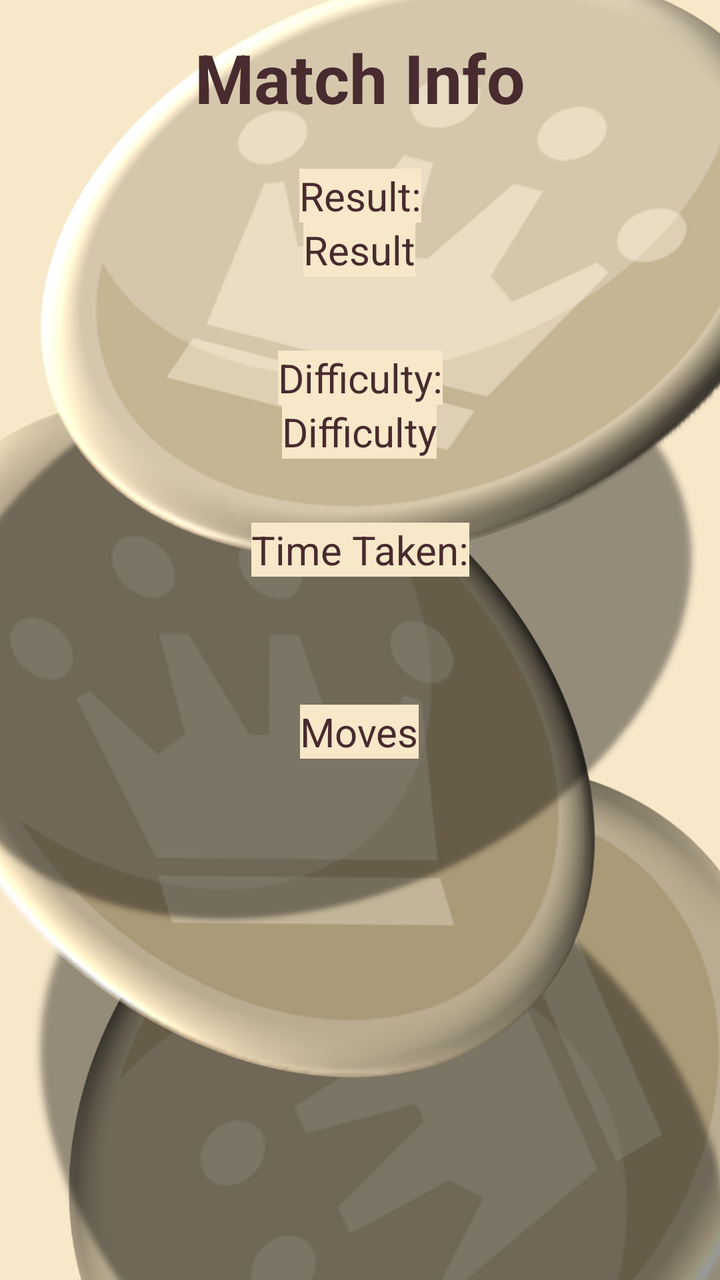
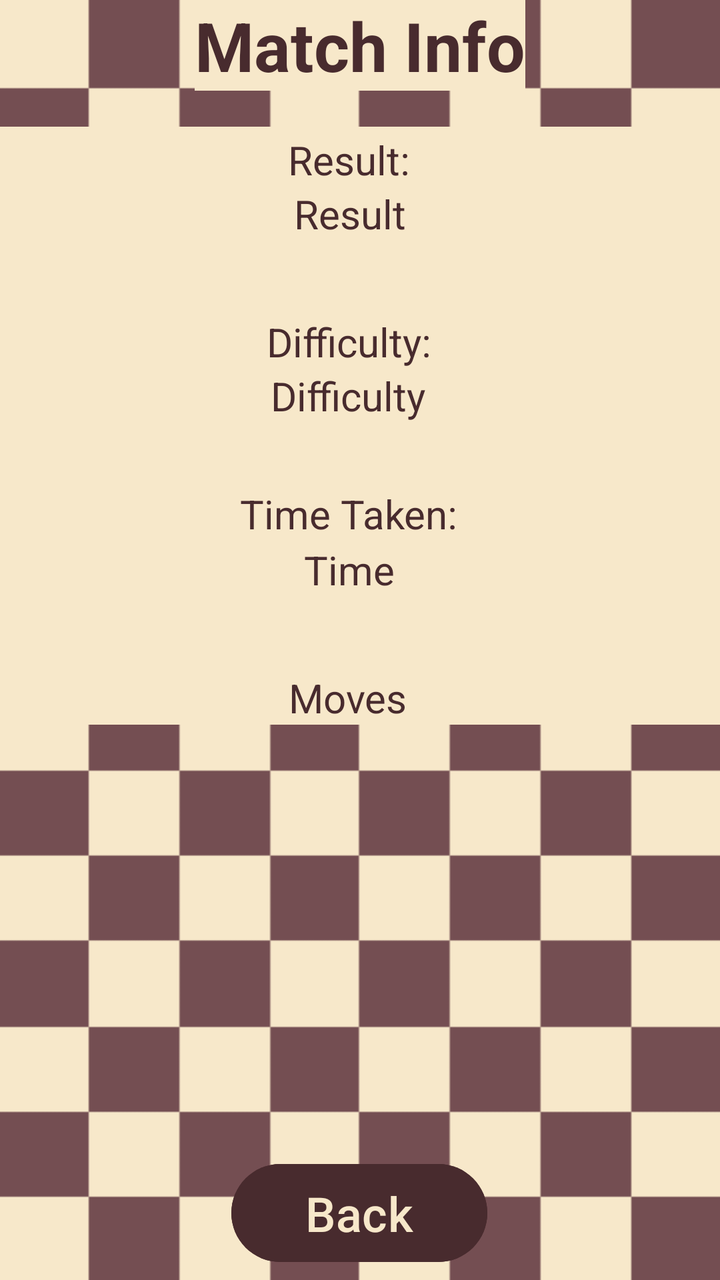

Compare the two renders of this Android layout. The source of the first and the diff that turns it into the second are given below.
<!-- AndroidManifest.xml: application theme Theme.CIS183_FinalProject -->
<!-- res/layout/activity_match_into.xml -->
<?xml version="1.0" encoding="utf-8"?>
<androidx.constraintlayout.widget.ConstraintLayout xmlns:android="http://schemas.android.com/apk/res/android"
    xmlns:app="http://schemas.android.com/apk/res-auto"
    xmlns:tools="http://schemas.android.com/tools"
    android:id="@+id/main"
    android:layout_width="match_parent"
    android:layout_height="match_parent"
    tools:context=".MatchInfo"
    android:background="@drawable/general_background">

    <TextView
        android:id="@+id/textView6"
        android:layout_width="wrap_content"
        android:layout_height="wrap_content"
        android:layout_marginStart="124dp"
        android:layout_marginTop="16dp"
        android:layout_marginEnd="124dp"
        android:text="Match Info"
        android:textColor="#482B2E"
        android:textSize="34sp"
        android:textStyle="bold"
        app:layout_constraintEnd_toEndOf="parent"
        app:layout_constraintStart_toStartOf="parent"
        app:layout_constraintTop_toTopOf="parent" />

    <TextView
        android:id="@+id/textView8"
        android:layout_width="wrap_content"
        android:layout_height="wrap_content"
        android:layout_marginStart="175dp"
        android:layout_marginTop="23dp"
        android:layout_marginEnd="175dp"
        android:background="#f7e8ca"
        android:text="Result:"
        android:textColor="#482B2E"
        android:textSize="20sp"
        app:layout_constraintEnd_toEndOf="parent"
        app:layout_constraintStart_toStartOf="parent"
        app:layout_constraintTop_toBottomOf="@+id/textView6" />

    <TextView
        android:id="@+id/tv_v_matchInfo_difficulty"
        android:layout_width="wrap_content"
        android:layout_height="wrap_content"
        android:layout_marginStart="166dp"
        android:layout_marginEnd="167dp"
        android:background="#f7e8ca"
        android:text="Difficulty"
        android:textColor="#482B2E"
        android:textSize="20sp"
        app:layout_constraintEnd_toEndOf="parent"
        app:layout_constraintStart_toStartOf="parent"
        app:layout_constraintTop_toBottomOf="@+id/textView13" />

    <TextView
        android:id="@+id/textView17"
        android:layout_width="wrap_content"
        android:layout_height="wrap_content"
        android:layout_marginStart="151dp"
        android:layout_marginTop="32dp"
        android:layout_marginEnd="151dp"
        android:background="#f7e8ca"
        android:text="Time Taken:"
        android:textColor="#482B2E"
        android:textSize="20sp"
        app:layout_constraintEnd_toEndOf="parent"
        app:layout_constraintStart_toStartOf="parent"
        app:layout_constraintTop_toBottomOf="@+id/tv_v_matchInfo_difficulty" />

    <TextView
        android:id="@+id/tv_v_matchInfo_time"
        android:layout_width="wrap_content"
        android:layout_height="wrap_content"
        android:layout_marginStart="183dp"
        android:layout_marginEnd="183dp"
        android:background="#f7e8ca"
        android:text="Time"
        android:textColor="#482B2E"
        android:textSize="20sp"
        app:layout_constraintEnd_toEndOf="parent"
        app:layout_constraintStart_toStartOf="parent"
        app:layout_constraintTop_toBottomOf="@+id/textView17" />

    <TextView
        android:id="@+id/textView19"
        android:layout_width="wrap_content"
        android:layout_height="wrap_content"
        android:layout_marginStart="175dp"
        android:layout_marginTop="37dp"
        android:layout_marginEnd="176dp"
        android:background="#f7e8ca"
        android:text="Moves"
        android:textColor="#482B2E"
        android:textSize="20sp"
        app:layout_constraintEnd_toEndOf="parent"
        app:layout_constraintStart_toStartOf="parent"
        app:layout_constraintTop_toBottomOf="@+id/tv_v_matchInfo_time" />

    <TextView
        android:id="@+id/tv_v_matchInfo_result"
        android:layout_width="wrap_content"
        android:layout_height="wrap_content"
        android:layout_marginStart="177dp"
        android:layout_marginEnd="178dp"
        android:background="#f7e8ca"
        android:text="Result"
        android:textColor="#482B2E"
        android:textSize="20sp"
        app:layout_constraintEnd_toEndOf="parent"
        app:layout_constraintStart_toStartOf="parent"
        app:layout_constraintTop_toBottomOf="@+id/textView8" />

    <TextView
        android:id="@+id/textView13"
        android:layout_width="wrap_content"
        android:layout_height="wrap_content"
        android:layout_marginStart="164dp"
        android:layout_marginTop="37dp"
        android:layout_marginEnd="164dp"
        android:backgroundTint="#f7e8ca"
        android:text="Difficulty:"
        android:textColor="#482B2E"
        android:textSize="20sp"
        app:layout_constraintEnd_toEndOf="parent"
        app:layout_constraintStart_toStartOf="parent"
        app:layout_constraintTop_toBottomOf="@+id/tv_v_matchInfo_result"
        android:background="#f7e8ca" />

    <ListView
        android:id="@+id/lv_v_matchInfo_moves"
        android:layout_width="408dp"
        android:layout_height="275dp"
        android:layout_marginStart="1dp"
        android:layout_marginTop="1dp"
        android:layout_marginEnd="1dp"
        app:layout_constraintEnd_toEndOf="parent"
        app:layout_constraintStart_toStartOf="parent"
        app:layout_constraintTop_toBottomOf="@+id/textView19" />

    <Button
        android:id="@+id/btn_v_matchInfo_back"
        android:layout_width="128dp"
        android:layout_height="57dp"
        android:layout_marginStart="141dp"
        android:layout_marginTop="13dp"
        android:layout_marginEnd="142dp"
        android:layout_marginBottom="5dp"
        android:backgroundTint="#482B2E"
        android:text="Back"
        android:textColor="#f7e8ca"
        android:textSize="24sp"
        app:layout_constraintBottom_toBottomOf="parent"
        app:layout_constraintEnd_toEndOf="parent"
        app:layout_constraintStart_toStartOf="parent"
        app:layout_constraintTop_toBottomOf="@+id/lv_v_matchInfo_moves" />

</androidx.constraintlayout.widget.ConstraintLayout>
<!-- resources referenced by this layout -->
<resources>
  <!-- drawable general_background: png bitmap (drawable, 608844 bytes) -->
  <style name="Theme.CIS183_FinalProject" parent="Base.Theme.CIS183_FinalProject" />
  <style name="Base.Theme.CIS183_FinalProject" parent="Theme.Material3.DayNight.NoActionBar">
          
          
      </style>
</resources>

<!-- the commit's change to res/layout/activity_match_into.xml (unified diff, before → after) -->
@@ -6,143 +6,157 @@
     android:layout_width="match_parent"
     android:layout_height="match_parent"
     tools:context=".MatchInfo"
-    android:background="@drawable/general_background">
+    android:background="@drawable/possible_background">
+
+    <androidx.constraintlayout.widget.ConstraintLayout
+        android:id="@+id/constraintLayout5"
+        android:layout_width="374dp"
+        android:layout_height="299dp"
+        android:layout_marginStart="18dp"
+        android:layout_marginTop="18dp"
+        android:layout_marginEnd="19dp"
+        android:background="#f7e8ca"
+        app:layout_constraintEnd_toEndOf="parent"
+        app:layout_constraintStart_toStartOf="parent"
+        app:layout_constraintTop_toBottomOf="@+id/textView6">
+
+        <TextView
+            android:id="@+id/textView8"
+            android:layout_width="wrap_content"
+            android:layout_height="wrap_content"
+            android:layout_marginStart="151dp"
+            android:layout_marginEnd="162dp"
+            android:background="#f7e8ca"
+            android:text="Result:"
+            android:textColor="#482B2E"
+            android:textSize="20sp"
+            app:layout_constraintBottom_toTopOf="@+id/tv_v_matchInfo_result"
+            app:layout_constraintEnd_toEndOf="parent"
+            app:layout_constraintStart_toStartOf="parent" />
+
+        <TextView
+            android:id="@+id/tv_v_matchInfo_difficulty"
+            android:layout_width="wrap_content"
+            android:layout_height="wrap_content"
+            android:layout_marginStart="142dp"
+            android:layout_marginEnd="154dp"
+            android:layout_marginBottom="32dp"
+            android:background="#f7e8ca"
+            android:text="Difficulty"
+            android:textColor="#482B2E"
+            android:textSize="20sp"
+            app:layout_constraintBottom_toTopOf="@+id/textView17"
+            app:layout_constraintEnd_toEndOf="parent"
+            app:layout_constraintStart_toStartOf="parent" />
+
+        <TextView
+            android:id="@+id/textView17"
+            android:layout_width="wrap_content"
+            android:layout_height="wrap_content"
+            android:layout_marginStart="127dp"
+            android:layout_marginEnd="138dp"
+            android:layout_marginBottom="1dp"
+            android:background="#f7e8ca"
+            android:text="Time Taken:"
+            android:textColor="#482B2E"
+            android:textSize="20sp"
+            app:layout_constraintBottom_toTopOf="@+id/tv_v_matchInfo_time"
+            app:layout_constraintEnd_toEndOf="parent"
+            app:layout_constraintStart_toStartOf="parent" />
+
+        <TextView
+            android:id="@+id/tv_v_matchInfo_time"
+            android:layout_width="wrap_content"
+            android:layout_height="wrap_content"
+            android:layout_marginStart="159dp"
+            android:layout_marginEnd="170dp"
+            android:layout_marginBottom="37dp"
+            android:background="#f7e8ca"
+            android:text="Time"
+            android:textColor="#482B2E"
+            android:textSize="20sp"
+            app:layout_constraintBottom_toTopOf="@+id/textView19"
+            app:layout_constraintEnd_toEndOf="parent"
+            app:layout_constraintStart_toStartOf="parent" />
+
+        <TextView
+            android:id="@+id/textView19"
+            android:layout_width="wrap_content"
+            android:layout_height="wrap_content"
+            android:layout_marginStart="151dp"
+            android:layout_marginEnd="163dp"
+            android:background="#f7e8ca"
+            android:text="Moves"
+            android:textColor="#482B2E"
+            android:textSize="20sp"
+            app:layout_constraintBottom_toBottomOf="parent"
+            app:layout_constraintEnd_toEndOf="parent"
+            app:layout_constraintStart_toStartOf="parent" />
+
+        <TextView
+            android:id="@+id/tv_v_matchInfo_result"
+            android:layout_width="wrap_content"
+            android:layout_height="wrap_content"
+            android:layout_marginStart="154dp"
+            android:layout_marginEnd="164dp"
+            android:layout_marginBottom="37dp"
+            android:background="#f7e8ca"
+            android:text="Result"
+            android:textColor="#482B2E"
+            android:textSize="20sp"
+            app:layout_constraintBottom_toTopOf="@+id/textView13"
+            app:layout_constraintEnd_toEndOf="parent"
+            app:layout_constraintStart_toStartOf="parent" />
+
+        <TextView
+            android:id="@+id/textView13"
+            android:layout_width="wrap_content"
+            android:layout_height="wrap_content"
+            android:layout_marginStart="140dp"
+            android:layout_marginEnd="151dp"
+            android:background="#f7e8ca"
+            android:backgroundTint="#f7e8ca"
+            android:text="Difficulty:"
+            android:textColor="#482B2E"
+            android:textSize="20sp"
+            app:layout_constraintBottom_toTopOf="@+id/tv_v_matchInfo_difficulty"
+            app:layout_constraintEnd_toEndOf="parent"
+            app:layout_constraintStart_toStartOf="parent" />
+    </androidx.constraintlayout.widget.ConstraintLayout>
 
     <TextView
         android:id="@+id/textView6"
         android:layout_width="wrap_content"
         android:layout_height="wrap_content"
-        android:layout_marginStart="124dp"
-        android:layout_marginTop="16dp"
-        android:layout_marginEnd="124dp"
+        android:layout_marginStart="123dp"
+        android:layout_marginEnd="123dp"
+        android:layout_marginBottom="17dp"
+        android:background="#f7e8ca"
         android:text="Match Info"
         android:textColor="#482B2E"
         android:textSize="34sp"
         android:textStyle="bold"
+        app:layout_constraintBottom_toTopOf="@+id/constraintLayout5"
         app:layout_constraintEnd_toEndOf="parent"
-        app:layout_constraintStart_toStartOf="parent"
-        app:layout_constraintTop_toTopOf="parent" />
-
-    <TextView
-        android:id="@+id/textView8"
-        android:layout_width="wrap_content"
-        android:layout_height="wrap_content"
-        android:layout_marginStart="175dp"
-        android:layout_marginTop="23dp"
-        android:layout_marginEnd="175dp"
-        android:background="#f7e8ca"
-        android:text="Result:"
-        android:textColor="#482B2E"
-        android:textSize="20sp"
-        app:layout_constraintEnd_toEndOf="parent"
-        app:layout_constraintStart_toStartOf="parent"
-        app:layout_constraintTop_toBottomOf="@+id/textView6" />
-
-    <TextView
-        android:id="@+id/tv_v_matchInfo_difficulty"
-        android:layout_width="wrap_content"
-        android:layout_height="wrap_content"
-        android:layout_marginStart="166dp"
-        android:layout_marginEnd="167dp"
-        android:background="#f7e8ca"
-        android:text="Difficulty"
-        android:textColor="#482B2E"
-        android:textSize="20sp"
-        app:layout_constraintEnd_toEndOf="parent"
-        app:layout_constraintStart_toStartOf="parent"
-        app:layout_constraintTop_toBottomOf="@+id/textView13" />
-
-    <TextView
-        android:id="@+id/textView17"
-        android:layout_width="wrap_content"
-        android:layout_height="wrap_content"
-        android:layout_marginStart="151dp"
-        android:layout_marginTop="32dp"
-        android:layout_marginEnd="151dp"
-        android:background="#f7e8ca"
-        android:text="Time Taken:"
-        android:textColor="#482B2E"
-        android:textSize="20sp"
-        app:layout_constraintEnd_toEndOf="parent"
-        app:layout_constraintStart_toStartOf="parent"
-        app:layout_constraintTop_toBottomOf="@+id/tv_v_matchInfo_difficulty" />
-
-    <TextView
-        android:id="@+id/tv_v_matchInfo_time"
-        android:layout_width="wrap_content"
-        android:layout_height="wrap_content"
-        android:layout_marginStart="183dp"
-        android:layout_marginEnd="183dp"
-        android:background="#f7e8ca"
-        android:text="Time"
-        android:textColor="#482B2E"
-        android:textSize="20sp"
-        app:layout_constraintEnd_toEndOf="parent"
-        app:layout_constraintStart_toStartOf="parent"
-        app:layout_constraintTop_toBottomOf="@+id/textView17" />
-
-    <TextView
-        android:id="@+id/textView19"
-        android:layout_width="wrap_content"
-        android:layout_height="wrap_content"
-        android:layout_marginStart="175dp"
-        android:layout_marginTop="37dp"
-        android:layout_marginEnd="176dp"
-        android:background="#f7e8ca"
-        android:text="Moves"
-        android:textColor="#482B2E"
-        android:textSize="20sp"
-        app:layout_constraintEnd_toEndOf="parent"
-        app:layout_constraintStart_toStartOf="parent"
-        app:layout_constraintTop_toBottomOf="@+id/tv_v_matchInfo_time" />
-
-    <TextView
-        android:id="@+id/tv_v_matchInfo_result"
-        android:layout_width="wrap_content"
-        android:layout_height="wrap_content"
-        android:layout_marginStart="177dp"
-        android:layout_marginEnd="178dp"
-        android:background="#f7e8ca"
-        android:text="Result"
-        android:textColor="#482B2E"
-        android:textSize="20sp"
-        app:layout_constraintEnd_toEndOf="parent"
-        app:layout_constraintStart_toStartOf="parent"
-        app:layout_constraintTop_toBottomOf="@+id/textView8" />
-
-    <TextView
-        android:id="@+id/textView13"
-        android:layout_width="wrap_content"
-        android:layout_height="wrap_content"
-        android:layout_marginStart="164dp"
-        android:layout_marginTop="37dp"
-        android:layout_marginEnd="164dp"
-        android:backgroundTint="#f7e8ca"
-        android:text="Difficulty:"
-        android:textColor="#482B2E"
-        android:textSize="20sp"
-        app:layout_constraintEnd_toEndOf="parent"
-        app:layout_constraintStart_toStartOf="parent"
-        app:layout_constraintTop_toBottomOf="@+id/tv_v_matchInfo_result"
-        android:background="#f7e8ca" />
+        app:layout_constraintStart_toStartOf="parent" />
 
     <ListView
         android:id="@+id/lv_v_matchInfo_moves"
         android:layout_width="408dp"
         android:layout_height="275dp"
-        android:layout_marginStart="1dp"
-        android:layout_marginTop="1dp"
+        android:layout_marginStart="2dp"
+        android:layout_marginTop="8dp"
         android:layout_marginEnd="1dp"
         app:layout_constraintEnd_toEndOf="parent"
+        app:layout_constraintHorizontal_bias="0.0"
         app:layout_constraintStart_toStartOf="parent"
-        app:layout_constraintTop_toBottomOf="@+id/textView19" />
+        app:layout_constraintTop_toBottomOf="@+id/constraintLayout5" />
 
     <Button
         android:id="@+id/btn_v_matchInfo_back"
         android:layout_width="128dp"
         android:layout_height="57dp"
         android:layout_marginStart="141dp"
-        android:layout_marginTop="13dp"
         android:layout_marginEnd="142dp"
         android:layout_marginBottom="5dp"
         android:backgroundTint="#482B2E"
@@ -151,7 +165,6 @@
         android:textSize="24sp"
         app:layout_constraintBottom_toBottomOf="parent"
         app:layout_constraintEnd_toEndOf="parent"
-        app:layout_constraintStart_toStartOf="parent"
-        app:layout_constraintTop_toBottomOf="@+id/lv_v_matchInfo_moves" />
+        app:layout_constraintStart_toStartOf="parent" />
 
 </androidx.constraintlayout.widget.ConstraintLayout>
<!-- resource entries referenced after the edit -->
@@ -1,6 +1,6 @@
 <!-- resources referenced by this layout -->
 <resources>
-  <!-- drawable general_background: png bitmap (drawable, 608844 bytes) -->
+  <!-- drawable possible_background: png bitmap (drawable, 12827 bytes) -->
   <style name="Theme.CIS183_FinalProject" parent="Base.Theme.CIS183_FinalProject" />
   <style name="Base.Theme.CIS183_FinalProject" parent="Theme.Material3.DayNight.NoActionBar">
           
